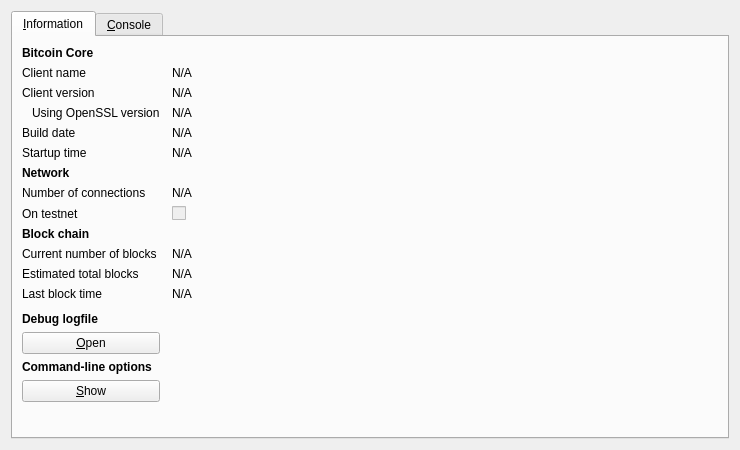
Before: the Qt Designer form src/qt/forms/rpcconsole.ui in LuckyCoinProject/Luckycoin, drawn with Qt 5.
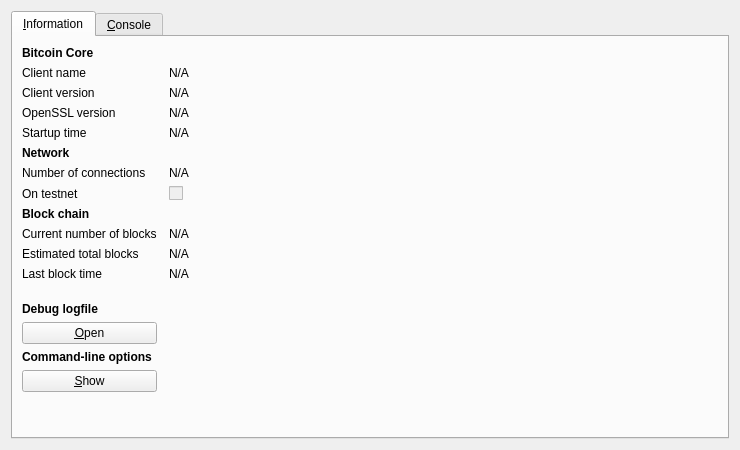
After: the same form once the commit is applied. Icons and pictures are not drawn.

The edit to the form file:
```diff
--- a/src/qt/forms/rpcconsole.ui
+++ b/src/qt/forms/rpcconsole.ui
@@ -89,10 +89,7 @@
        <item row="3" column="0">
         <widget class="QLabel" name="label_14">
          <property name="text">
-          <string>Using OpenSSL version</string>
-         </property>
-         <property name="indent">
-          <number>10</number>
+          <string>OpenSSL version</string>
          </property>
         </widget>
        </item>
@@ -113,36 +110,13 @@
         </widget>
        </item>
        <item row="4" column="0">
-        <widget class="QLabel" name="label_12">
-         <property name="text">
-          <string>Build date</string>
-         </property>
-        </widget>
-       </item>
-       <item row="4" column="1">
-        <widget class="QLabel" name="buildDate">
-         <property name="cursor">
-          <cursorShape>IBeamCursor</cursorShape>
-         </property>
-         <property name="text">
-          <string>N/A</string>
-         </property>
-         <property name="textFormat">
-          <enum>Qt::PlainText</enum>
-         </property>
-         <property name="textInteractionFlags">
-          <set>Qt::LinksAccessibleByMouse|Qt::TextSelectableByKeyboard|Qt::TextSelectableByMouse</set>
-         </property>
-        </widget>
-       </item>
-       <item row="5" column="0">
         <widget class="QLabel" name="label_13">
          <property name="text">
           <string>Startup time</string>
          </property>
         </widget>
        </item>
-       <item row="5" column="1">
+       <item row="4" column="1">
         <widget class="QLabel" name="startupTime">
          <property name="cursor">
           <cursorShape>IBeamCursor</cursorShape>
@@ -158,7 +132,7 @@
          </property>
         </widget>
        </item>
-       <item row="6" column="0">
+       <item row="5" column="0">
         <widget class="QLabel" name="label_11">
          <property name="font">
           <font>
@@ -171,14 +145,14 @@
          </property>
         </widget>
        </item>
-       <item row="7" column="0">
+       <item row="6" column="0">
         <widget class="QLabel" name="label_7">
          <property name="text">
           <string>Number of connections</string>
          </property>
         </widget>
        </item>
-       <item row="7" column="1">
+       <item row="6" column="1">
         <widget class="QLabel" name="numberOfConnections">
          <property name="cursor">
           <cursorShape>IBeamCursor</cursorShape>
@@ -194,14 +168,14 @@
          </property>
         </widget>
        </item>
-       <item row="8" column="0">
+       <item row="7" column="0">
         <widget class="QLabel" name="label_8">
          <property name="text">
           <string>On testnet</string>
          </property>
         </widget>
        </item>
-       <item row="8" column="1">
+       <item row="7" column="1">
         <widget class="QCheckBox" name="isTestNet">
          <property name="enabled">
           <bool>false</bool>
@@ -211,7 +185,7 @@
          </property>
         </widget>
        </item>
-       <item row="9" column="0">
+       <item row="8" column="0">
         <widget class="QLabel" name="label_10">
          <property name="font">
           <font>
@@ -224,14 +198,14 @@
          </property>
         </widget>
        </item>
-       <item row="10" column="0">
+       <item row="9" column="0">
         <widget class="QLabel" name="label_3">
          <property name="text">
           <string>Current number of blocks</string>
          </property>
         </widget>
        </item>
-       <item row="10" column="1">
+       <item row="9" column="1">
         <widget class="QLabel" name="numberOfBlocks">
          <property name="cursor">
           <cursorShape>IBeamCursor</cursorShape>
@@ -247,14 +221,14 @@
          </property>
         </widget>
        </item>
-       <item row="11" column="0">
+       <item row="10" column="0">
         <widget class="QLabel" name="label_4">
          <property name="text">
           <string>Estimated total blocks</string>
          </property>
         </widget>
        </item>
-       <item row="11" column="1">
+       <item row="10" column="1">
         <widget class="QLabel" name="totalBlocks">
          <property name="cursor">
           <cursorShape>IBeamCursor</cursorShape>
@@ -270,14 +244,14 @@
          </property>
         </widget>
        </item>
-       <item row="12" column="0">
+       <item row="11" column="0">
         <widget class="QLabel" name="label_2">
          <property name="text">
           <string>Last block time</string>
          </property>
         </widget>
        </item>
-       <item row="12" column="1">
+       <item row="11" column="1">
         <widget class="QLabel" name="lastBlockTime">
          <property name="cursor">
           <cursorShape>IBeamCursor</cursorShape>
@@ -293,7 +267,7 @@
          </property>
         </widget>
        </item>
-       <item row="13" column="0">
+       <item row="12" column="0">
         <spacer name="verticalSpacer_2">
          <property name="orientation">
           <enum>Qt::Vertical</enum>
@@ -306,7 +280,7 @@
          </property>
         </spacer>
        </item>
-       <item row="14" column="0">
+       <item row="13" column="0">
         <widget class="QLabel" name="labelDebugLogfile">
          <property name="font">
           <font>
@@ -319,7 +293,7 @@
          </property>
         </widget>
        </item>
-       <item row="15" column="0">
+       <item row="14" column="0">
         <widget class="QPushButton" name="openDebugLogfileButton">
          <property name="toolTip">
           <string>Open the Luckycoin debug logfile from the current data directory. This can take a few seconds for large logfiles.</string>
```
Left out of the diff: 3 changed lines with no effect on the pictures.
